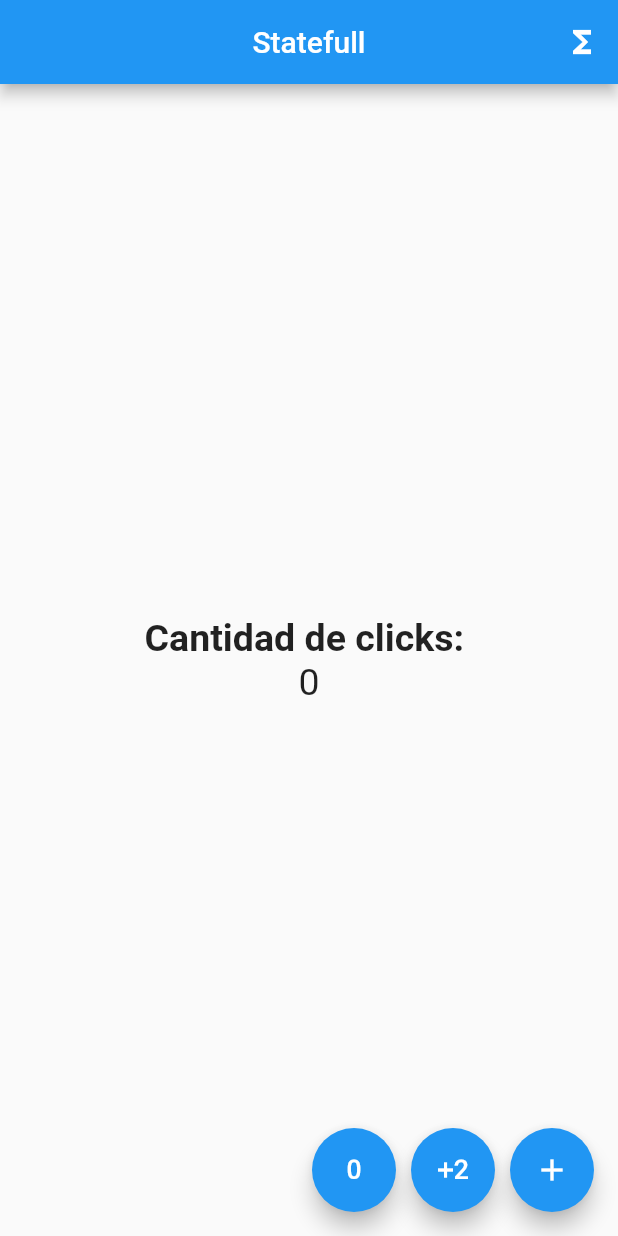
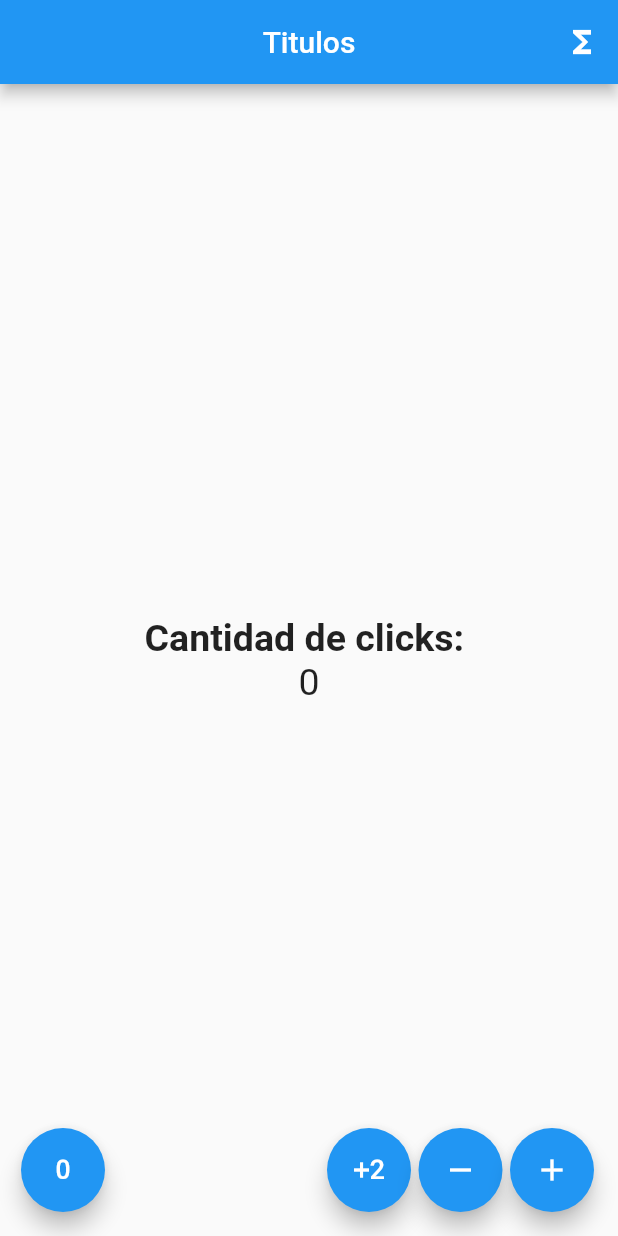
Before and after one commit to lskywolfll/Flutter_Contador, a Flutter app: the screen it shows after launch, on a phone screen of 412 x 824 dp. Run offline on Flutter 3.47's test engine with Material 2 defaults, Android fonts, the phone set to English and light mode, and no system bars.

Commit message:
se agrega una mejora de uso para el espacio y tambien funcionaÃlidad de restas

```diff
--- a/lib/src/pages/contador_page.dart
+++ b/lib/src/pages/contador_page.dart
@@ -16,7 +16,7 @@ class _ContadorPageState extends State<ContadorPage> {
   Widget build(BuildContext context) {
     return Scaffold(
       appBar: AppBar(
-        title: Text('Statefull'),
+        title: Text('Titulos'),
         centerTitle: true,
         // Agrega como una oscuridad
         elevation: 4,
@@ -47,9 +47,10 @@ class _ContadorPageState extends State<ContadorPage> {
 
   Widget _crearBotones() {
     return Row(
-      mainAxisAlignment: MainAxisAlignment.center,
-      mainAxisSize: MainAxisSize.min,
+      mainAxisAlignment: MainAxisAlignment.end,
+      mainAxisSize: MainAxisSize.max,
       children: <Widget>[
+        SizedBox(width: 30),
         FloatingActionButton(
           onPressed: () {
             setState(() {
@@ -59,7 +60,7 @@ class _ContadorPageState extends State<ContadorPage> {
           child: Icon(Icons.exposure_zero),
           tooltip: 'Reinicia el conteo',
         ),
-        SizedBox(width: 10.0),
+        Expanded(child: SizedBox()),
         FloatingActionButton(
           onPressed: () {
             setState(() {
@@ -69,7 +70,17 @@ class _ContadorPageState extends State<ContadorPage> {
           child: Icon(Icons.exposure_plus_2),
           tooltip: 'Incrementa en dos',
         ),
-        SizedBox(width: 10.0),
+        SizedBox(width: 5.0),
+        FloatingActionButton(
+          onPressed: () {
+            setState(() {
+              _conteo -= 1;
+            });
+          },
+          child: Icon(Icons.remove),
+          tooltip: 'Resta uno',
+        ),
+        SizedBox(width: 5.0),
         FloatingActionButton(
           onPressed: () {
             setState(() {
```
